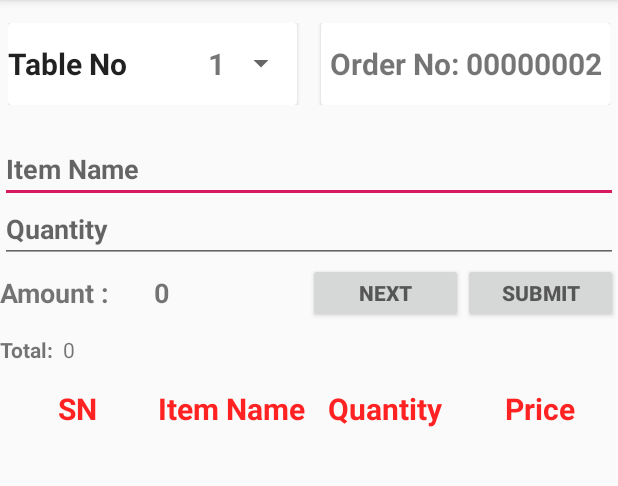
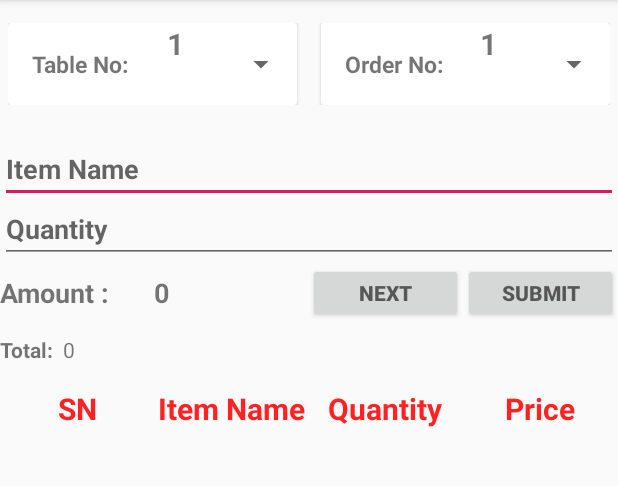
Before and after one commit to masum43/RestaurantAppFinal2, an Android app: the ServiceActivity screen opened directly, with no data from a screen before it, on a phone screen of 412 x 824 dp, the part 84-570 px from its top. Run offline under Robolectric (Android 15) with nearby library versions, the phone set to English and light mode, and no system bars.

```diff
--- a/app/src/main/java/com/example/restaurantappdemo2/Activity/SearchItemActivity.java
+++ b/app/src/main/java/com/example/restaurantappdemo2/Activity/SearchItemActivity.java
@@ -71,7 +71,7 @@ public class SearchItemActivity extends AppCompatActivity {
             Toast.makeText(getApplicationContext(),"No item is found",Toast.LENGTH_LONG).show();
         }else {
             while (cursor.moveToNext()){
-                arrayList.add(cursor.getString(cursor.getColumnIndex(myDatabaseHelper.NAME))+"\t\t\t\t"+cursor.getString(cursor.getColumnIndex(myDatabaseHelper.COL_PRICE)));
+                arrayList.add((cursor.getString(cursor.getColumnIndex(myDatabaseHelper.NAME))+"\t\t\t\t\t\t\t\t")+"\t\t\t\t\t\t\t\t"+cursor.getString(cursor.getColumnIndex(myDatabaseHelper.COL_PRICE)));
             }
             arrayAdapter=new ArrayAdapter(this,R.layout.sample_view,R.id.tvSampleId,arrayList);
             listView.setAdapter(arrayAdapter);
--- a/app/src/main/java/com/example/restaurantappdemo2/Methods/MyDatabaseSource.java
+++ b/app/src/main/java/com/example/restaurantappdemo2/Methods/MyDatabaseSource.java
@@ -4,23 +4,30 @@ import android.content.ContentValues;
 import android.content.Context;
 import android.database.Cursor;
 import android.database.sqlite.SQLiteDatabase;
+import android.util.Log;
+import android.widget.Toast;
 
 import com.example.restaurantappdemo2.Model.ItemAndPriceModel;
 import com.example.restaurantappdemo2.Model.ItemAndQuantityModel;
+import com.example.restaurantappdemo2.Model.OrderListModel;
 import com.example.restaurantappdemo2.MyDatabaseHelper;
 
 import java.util.ArrayList;
 
 import static com.example.restaurantappdemo2.MyDatabaseHelper.COL_NAME;
+import static com.example.restaurantappdemo2.MyDatabaseHelper.COL_ORDER_NO_ORDER_LIST;
 import static com.example.restaurantappdemo2.MyDatabaseHelper.COL_PRICE;
+import static com.example.restaurantappdemo2.MyDatabaseHelper.COL_TABLE_NO_ORDER_LIST;
 import static com.example.restaurantappdemo2.MyDatabaseHelper.ITEM_QUANTITY_TABLE_NAME;
 import static com.example.restaurantappdemo2.MyDatabaseHelper.TABLE_NAME;
+import static com.example.restaurantappdemo2.MyDatabaseHelper.TABLE_NAME_3;
 
 public class MyDatabaseSource {
 
     MyDatabaseHelper myDatabaseHelper;
     SQLiteDatabase sqLiteDatabase;
     ItemAndPriceModel itemAndPriceModel;
+    OrderListModel orderListModel;
 
     public MyDatabaseSource(Context context)
     {
@@ -70,6 +77,8 @@ public class MyDatabaseSource {
         contentValues.put(MyDatabaseHelper.NAME,itemAndQuantityModel.getItemName());
         contentValues.put(MyDatabaseHelper.QUANTITY,itemAndQuantityModel.getQuantity());
         contentValues.put(MyDatabaseHelper.PRICE,itemAndQuantityModel.getPrice());
+        contentValues.put(COL_TABLE_NO_ORDER_LIST,itemAndQuantityModel.getTable_no());
+        contentValues.put(COL_ORDER_NO_ORDER_LIST,itemAndQuantityModel.getOrder_no());
 
         Long insertedRow = sqLiteDatabase.insert(MyDatabaseHelper.ITEM_QUANTITY_TABLE_NAME,null,contentValues);
         this.close();
@@ -146,68 +155,71 @@ public class MyDatabaseSource {
 
 
 
+    public ArrayList<OrderListModel> getAllFromStaticOrderListTable3()
+    {
+
+        this.open();
+        ArrayList<OrderListModel> arrayList = new ArrayList<>();
+
+        // select * from table
+        Cursor cursor = sqLiteDatabase.query(TABLE_NAME_3,null,null, null,null,null,null,null);
+        //Cursor cursor2 = sqLiteDatabase.query(TABLE_NAME,null,null, null,null,null,null,null);
+
+        if(cursor.moveToFirst())
+        {
+
+            do{
+                String name = cursor.getString(cursor.getColumnIndex(MyDatabaseHelper.COL_NAME_ORDER_LIST));
+                int qnty = cursor.getInt(cursor.getColumnIndex(MyDatabaseHelper.COL_QUANTITY_ORDER_LIST));
+                int id = cursor.getInt(cursor.getColumnIndex(MyDatabaseHelper.COL_ID_ORDER_LIST));
+                int price = cursor.getInt(cursor.getColumnIndex(MyDatabaseHelper.COL_PRICE_ORDER_LIST));
+                int table_no = cursor.getInt(cursor.getColumnIndex(COL_TABLE_NO_ORDER_LIST));
+                int order_no = cursor.getInt(cursor.getColumnIndex(COL_ORDER_NO_ORDER_LIST));
 
 
-//Showing for table 2
+                OrderListModel orderListModel = new OrderListModel(id, name,qnty,price,table_no,order_no); // model e datagula set korechi constructor call kore
+                arrayList.add(orderListModel);
+            }
+            while (cursor.moveToNext());
+        }
+        this.close();
+        cursor.close();
 
-   /* public ArrayList<ItemAndQuantityModel> getAmount()
-    {
+        return arrayList;
 
-        String amountStr;
-        this.open();
-        ArrayList<ItemAndQuantityModel> arrayList2 = new ArrayList<>();
-        ArrayList<ItemAndPriceModel> arrayList1 = new ArrayList<>();
-
-        // select * from student_table
-        Cursor cursor2 = sqLiteDatabase.query(myDatabaseHelper.ITEM_QUANTITY_TABLE_NAME,null,null, null,null,null,null,null);
-        Cursor cursor1 = sqLiteDatabase.query(myDatabaseHelper.TABLE_NAME,null,null, null,null,null,null,null);
-
-        if(cursor2.moveToFirst()&&cursor1.moveToFirst())
-        {
-            do{
-                String name2 = cursor2.getString(cursor2.getColumnIndex(myDatabaseHelper.NAME));
-                int quantity = cursor2.getInt(cursor2.getColumnIndex(myDatabaseHelper.QUANTITY));
-                int id2 = cursor2.getInt(cursor2.getColumnIndex(myDatabaseHelper.ID));
+    }
 
 
-               do{
-                   String name1 = cursor1.getString(cursor1.getColumnIndex(myDatabaseHelper.COL_NAME));
-                   int price = cursor1.getInt(cursor1.getColumnIndex(myDatabaseHelper.COL_PRICE));
-                   int id1 = cursor1.getInt(cursor1.getColumnIndex(myDatabaseHelper.COL_ID));
+    //delete method
+    public boolean deleteItem(OrderListModel model, Context context){
 
-                   ItemAndPriceModel itemAndPriceModel = new ItemAndPriceModel(name1,price);// student model e datagula set korechi constructor call kore
 
-                   arrayList1.add(itemAndPriceModel);
+        this.open();
 
-                   if(myDatabaseHelper.NAME == myDatabaseHelper.COL_NAME){
+        int deletedRow = sqLiteDatabase.delete(TABLE_NAME_3,MyDatabaseHelper.COL_ID_ORDER_LIST+" =?",new String[]{String.valueOf(model.get_id())});
 
-                       int amount = price * quantity;
-                       ArrayList<String>amountArray = new ArrayList<>();
-                       amountArray.set(String.valueOf(amount));
-                       break;
+        //Log.d("Value of Id","String.valueOf(model.get_id())");
 
-                   }
-                   break;
-               }
-               while (cursor1.moveToNext());
+        Toast.makeText(context, ""+(model.get_id()), Toast.LENGTH_SHORT).show();
+
+        this.close();
+
+        if(deletedRow>0)
+        {
+
+            return true;
+        }
+        else return false;
+
+
+    }
 
 
 
-                ItemAndQuantityModel itemAndQuantityModel = new ItemAndQuantityModel(name2,quantity);
-                arrayList2.add(itemAndQuantityModel);
 
-            }
-            while (cursor2.moveToNext());
-        }
-        this.close();
-        cursor1.close();
-        cursor2.close();
 
-        return amount;
 
-    }
 
-    */
 
 
 
--- a/app/src/main/java/com/example/restaurantappdemo2/MyDatabaseHelper.java
+++ b/app/src/main/java/com/example/restaurantappdemo2/MyDatabaseHelper.java
@@ -11,7 +11,7 @@ public class MyDatabaseHelper extends SQLiteOpenHelper {
     Context context;
 
     public static final String DATABASE_NAME = "restaurent.db";
-    public static final int DATABASE_VERSION = 2 ;
+    public static final int DATABASE_VERSION = 4 ;
 
     public static final String TABLE_NAME = "all_item_table";
 
@@ -25,18 +25,47 @@ public class MyDatabaseHelper extends SQLiteOpenHelper {
             COL_PRICE + " INTEGER NOT NULL " + ")";
 
 
-    //2nd table
+    //2nd table dynamic
     public static final String ITEM_QUANTITY_TABLE_NAME = "item_quantity_table";
     public static final String ID = "_id";
     public static final String NAME = "item_name";
     public static final String QUANTITY = "quantity";
     public static final String PRICE = "price";
 
+    //for 2nd and 3rd table
+    public static final String COL_TABLE_NO_ORDER_LIST = "table_no";
+    public static final String COL_ORDER_NO_ORDER_LIST = "order_no";
+
+
     public static final String CREATE_TABLE_2 = "create table "+ITEM_QUANTITY_TABLE_NAME+" (" +
             ID + " INTEGER PRIMARY KEY AUTOINCREMENT, "+
             NAME + " TEXT NOT NUll, " +
             QUANTITY + " INTEGER NOT NULL ," +
-            PRICE + " INTEGER NOT NULL " + ")";
+            PRICE + " INTEGER NOT NULL ," +
+            COL_TABLE_NO_ORDER_LIST + " INTEGER NOT NULL ," +
+            COL_ORDER_NO_ORDER_LIST + " INTEGER NOT NULL " +")";
+
+    //3rd table-static
+    public static final String TABLE_NAME_3 = "order_list";
+
+    public static final String COL_ID_ORDER_LIST = "_id";
+    public static final String COL_NAME_ORDER_LIST = "item_name";
+    public static final String COL_QUANTITY_ORDER_LIST = "quantity";
+    public static final String COL_PRICE_ORDER_LIST = "price";
+    public static final String CREATE_TABLE_3 = "create table "+TABLE_NAME_3+" (" +
+            COL_ID_ORDER_LIST + " INTEGER PRIMARY KEY AUTOINCREMENT, "+
+            COL_NAME_ORDER_LIST + " TEXT NOT NUll, " +
+            COL_QUANTITY_ORDER_LIST + " INTEGER NOT NUll, " +
+            COL_PRICE_ORDER_LIST + " INTEGER NOT NULL ," +
+            COL_TABLE_NO_ORDER_LIST + " INTEGER NOT NULL ," +
+            COL_ORDER_NO_ORDER_LIST + " INTEGER NOT NULL " +")";
+
+
+
+
+
+    public static final String COPY_TABLE = "INSERT INTO " + TABLE_NAME_3+ " SELECT * FROM "+ ITEM_QUANTITY_TABLE_NAME;
+    public static final String SEARCH_FOE_EDIT_ORDER = "SELECT * FROM " + TABLE_NAME_3+ " SELECT * FROM "+ ITEM_QUANTITY_TABLE_NAME;
 
 
 
@@ -50,6 +79,7 @@ public class MyDatabaseHelper extends SQLiteOpenHelper {
 
         db.execSQL(CREATE_TABLE);
         db.execSQL(CREATE_TABLE_2);
+        db.execSQL(CREATE_TABLE_3);
 
     }
 
@@ -58,6 +88,7 @@ public class MyDatabaseHelper extends SQLiteOpenHelper {
 
         db.execSQL("drop table if exists " + TABLE_NAME);
         db.execSQL("drop table if exists " + ITEM_QUANTITY_TABLE_NAME);
+        db.execSQL("drop table if exists " + TABLE_NAME_3);
         this.onCreate(db);
 
     }
@@ -77,4 +108,41 @@ public class MyDatabaseHelper extends SQLiteOpenHelper {
     }
 
 
+    public void deleteAll(){
+
+        SQLiteDatabase db = this.getWritableDatabase();
+        db.delete(ITEM_QUANTITY_TABLE_NAME,null,null);
+    }
+
+    public void copyAllRowsToAnotherTable(){
+        SQLiteDatabase db = this.getWritableDatabase();
+        db.execSQL(COPY_TABLE);
+
+    }
+    public Cursor searchForEditOrder(String  table_no,String order_no, SQLiteDatabase sqLiteDatabase, MyDatabaseHelper myDatabaseHelper){
+
+         sqLiteDatabase=this.getReadableDatabase();
+
+        /*String[] projections = {COL_ID_ORDER_LIST,COL_NAME_ORDER_LIST,COL_PRICE_ORDER_LIST,COL_QUANTITY_ORDER_LIST};
+        String selection = COL_TABLE_NO_ORDER_LIST+ " LIKE ?";
+        String[] selectio_args = {table_no};
+        Cursor cursor = sqLiteDatabase.query(TABLE_NAME_3,projections,selection,selectio_args,null,null,null);
+        return cursor;*/
+
+        //Cursor cursor = sqLiteDatabase.execSQL("SELECT * FROM "+TABLE_NAME_3 + " WHERE "+ COL_TABLE_NO_ORDER_LIST + " LIKE ? ");
+
+        String selectQuery = "SELECT * FROM "+  TABLE_NAME_3 + " WHERE "+  COL_TABLE_NO_ORDER_LIST +" =? AND " + COL_ORDER_NO_ORDER_LIST + " =?";
+        Cursor c = sqLiteDatabase.rawQuery(selectQuery, new String[] { table_no,order_no });
+        /*if (c.moveToFirst()) {
+            temp_address = c.getString(c.getColumnIndex("lastchapter"));
+        }
+        c.close(); */
+
+        return c;
+
+    }
+
+
+
+
 }
--- a/app/src/main/java/com/example/restaurantappdemo2/MyDatabaseHelperForOrderList.java
+++ b/app/src/main/java/com/example/restaurantappdemo2/MyDatabaseHelperForOrderList.java
@@ -9,7 +9,7 @@ public class MyDatabaseHelperForOrderList extends SQLiteOpenHelper {
 
     Context context;
 
-    public static final String DATABASE_NAME = "restaurent.db";
+    public static final String DATABASE_NAME = "order.db";
     public static final int DATABASE_VERSION = 1 ;
 
     int i;
--- a/app/src/main/res/layout/activity_service.xml
+++ b/app/src/main/res/layout/activity_service.xml
@@ -23,27 +23,37 @@
             android:background="@color/cardview_dark_background"
             android:layout_marginRight="8dp"
             >
+<LinearLayout
+    android:layout_width="match_parent"
+    android:layout_height="match_parent"
+    android:weightSum="2"
+    >
 
     <TextView
-                android:layout_width="wrap_content"
-                android:layout_height="wrap_content"
-                android:text="Table No"
-                android:textSize="20sp"
-                android:textAppearance="@style/Base.TextAppearance.AppCompat.Large"
+        android:layout_width="0dp"
+        android:layout_height="match_parent"
+        android:textSize="15sp"
+        android:text="Table No:"
         android:textStyle="bold"
-                android:layout_gravity="center|left"
+        android:layout_weight="1"
+      android:gravity="center"
         />
 
     <Spinner
 
         android:id="@+id/tableNoSpinner"
-                android:layout_width="wrap_content"
-                android:layout_height="wrap_content"
-                android:layout_gravity="center|right"
+        android:layout_width="0dp"
+        android:layout_height="match_parent"
+        android:layout_weight="1"
+        android:gravity="center"
 
 
         >
     </Spinner>
+
+
+</LinearLayout>
+
 
         </android.support.v7.widget.CardView>
 
@@ -56,16 +66,34 @@
 
             >
 
-            <TextView
+            <LinearLayout
                 android:layout_width="match_parent"
                 android:layout_height="match_parent"
-                android:text="Order No: 00000002"
-                android:textSize="20sp"
+                android:weightSum="2">
+
+                <TextView
+                    android:layout_width="0dp"
+                    android:layout_height="match_parent"
+                    android:text="Order No:"
+                    android:textSize="15sp"
                     android:textStyle="bold"
                     android:gravity="center"
+                    android:layout_weight="1"
+
+                    />
+
+                <Spinner
+
+                    android:id="@+id/orderNoSpinner"
+                    android:layout_width="0dp"
+                    android:layout_height="match_parent"
+                    android:gravity="center"
+                    android:layout_weight="1"
+                    > </Spinner>
 
 
-                />
+
+            </LinearLayout>
 
 
         </android.support.v7.widget.CardView>
--- a/app/src/main/res/values/strings.xml
+++ b/app/src/main/res/values/strings.xml
@@ -25,15 +25,15 @@
     </string-array>
 
     <string-array name="order_no">
-        <item>                  00000001</item>
-        <item>                  00000002</item>
-        <item>                  3</item>
-        <item>                  4</item>
-        <item>                  5</item>
-        <item>                  6</item>
-        <item>                  7</item>
-        <item>                  8</item>
-        <item>                  9</item>
+        <item>                         1</item>
+        <item>                         2</item>
+        <item>                         3</item>
+        <item>                         4</item>
+        <item>                         5</item>
+        <item>                         6</item>
+        <item>                         7</item>
+        <item>                         8</item>
+        <item>                         9</item>
     </string-array>
 
 
```
Also changed, not shown: app/src/main/AndroidManifest.xml (+5 -4 lines), app/src/main/java/com/example/restaurantappdemo2/Activity/MainActivity.java (+12 -1 lines), app/src/main/java/com/example/restaurantappdemo2/Activity/ServiceActivity.java (+42 -114 lines), app/src/main/java/com/example/restaurantappdemo2/EditOrderActivity.java (added, +142 -0 lines), app/src/main/java/com/example/restaurantappdemo2/Model/ItemAndQuantityModel.java (+26 -5 lines), app/src/main/java/com/example/restaurantappdemo2/Model/OrderListModel.java (added, +68 -0 lines), app/src/main/res/layout/activity_edit_order.xml (added, +47 -0 lines), app/src/main/res/menu/menu2.xml (added, +7 -0 lines). Lines whose indentation alone changed are shown as unchanged.
